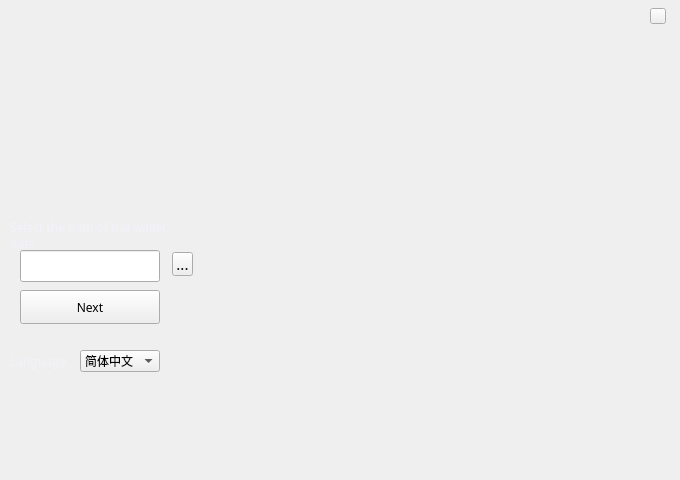
Before: the Qt Designer form XWCWallet/selectwalletpathwidget.ui in Whitecoin-Owner/Whitecoin-qt, drawn with Qt 5.
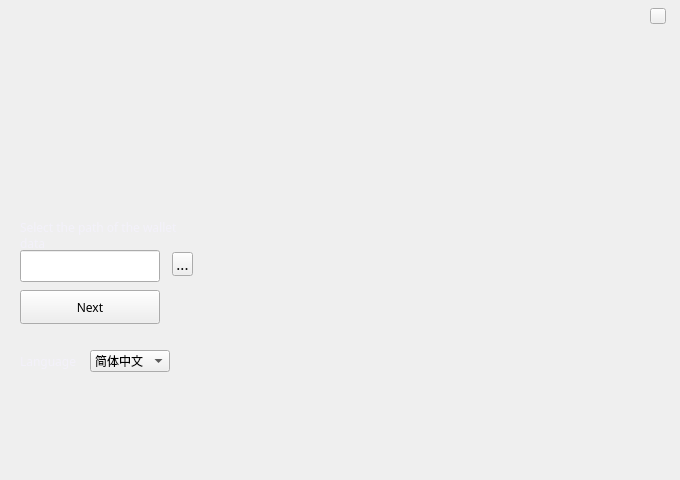
After: the same form once the commit is applied.

The edit to the form file:
```diff
--- a/XWCWallet/selectwalletpathwidget.ui
+++ b/XWCWallet/selectwalletpathwidget.ui
@@ -110,7 +110,7 @@
   <widget class="QLabel" name="label_version">
    <property name="geometry">
     <rect>
-     <x>26</x>
+     <x>60</x>
      <y>114</y>
      <width>80</width>
      <height>20</height>
@@ -131,11 +131,14 @@
    <property name="text">
     <string/>
    </property>
+   <property name="alignment">
+    <set>Qt::AlignCenter</set>
+   </property>
   </widget>
   <widget class="QLabel" name="label">
    <property name="geometry">
     <rect>
-     <x>10</x>
+     <x>20</x>
      <y>220</y>
      <width>180</width>
      <height>30</height>
@@ -158,7 +161,7 @@
   <widget class="QLabel" name="label_2">
    <property name="geometry">
     <rect>
-     <x>10</x>
+     <x>20</x>
      <y>350</y>
      <width>60</width>
      <height>22</height>
@@ -178,7 +181,7 @@
   <widget class="QComboBox" name="languageComboBox">
    <property name="geometry">
     <rect>
-     <x>80</x>
+     <x>90</x>
      <y>350</y>
      <width>80</width>
      <height>22</height>
```
